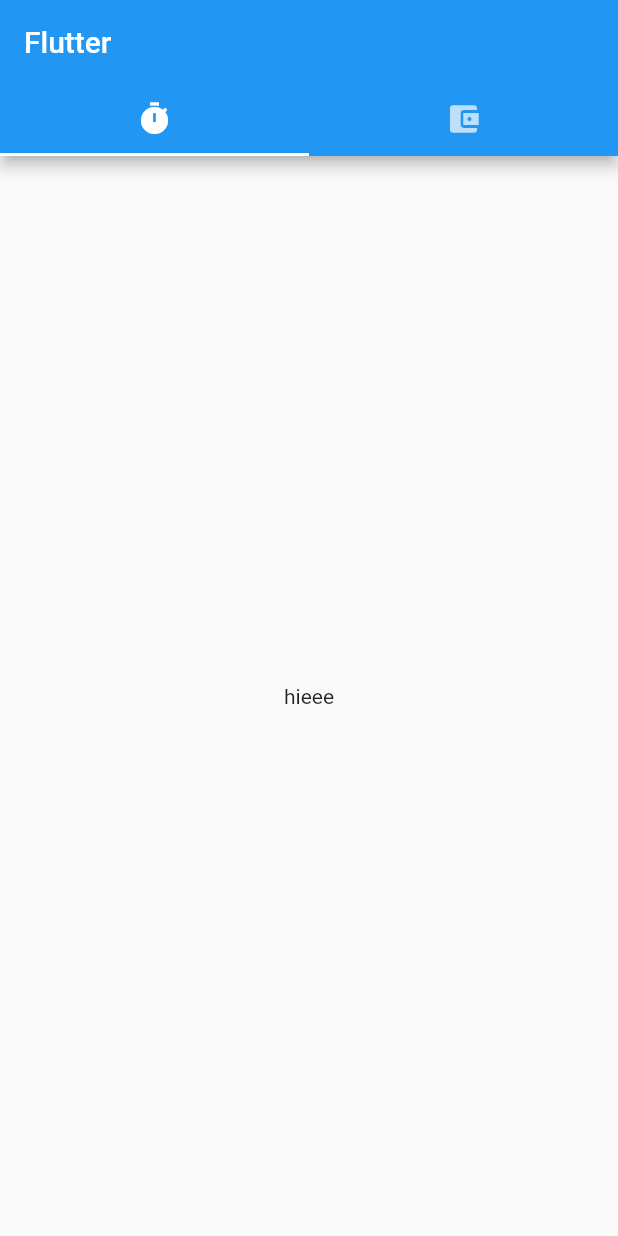
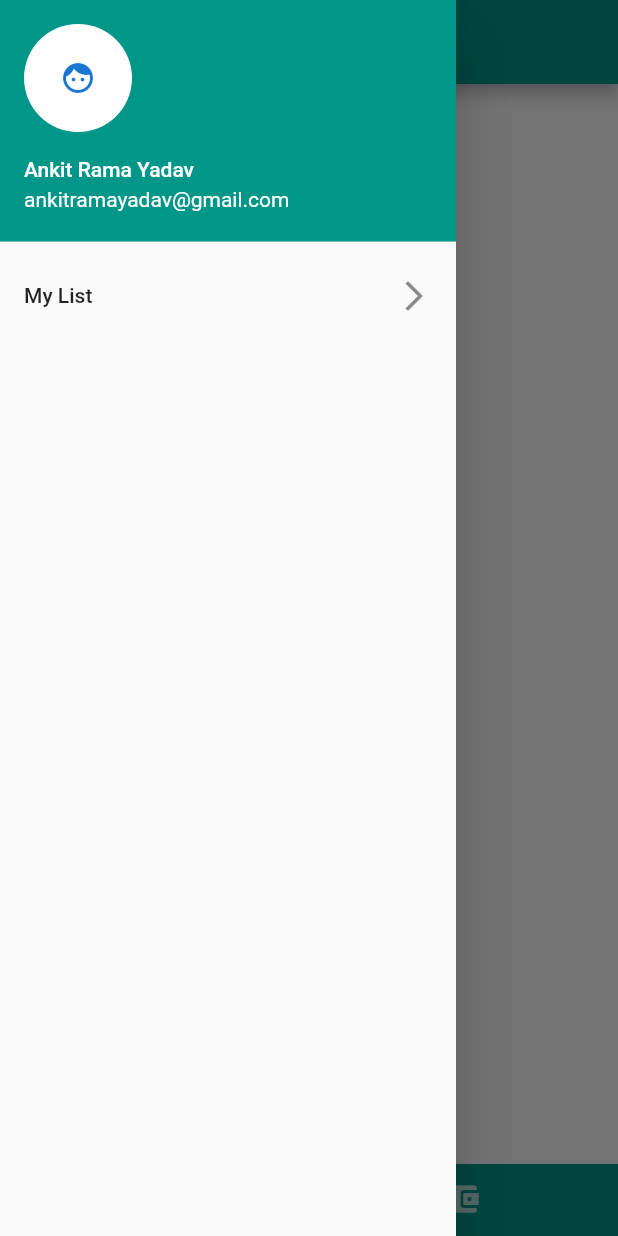
Before and after one commit to ankitramayadav/FlutterECommerce, a Flutter app: the screen it shows after launch, with the side drawer open (before the commit the screen has no drawer), on a phone screen of 412 x 824 dp. Run offline on Flutter 3.47's test engine with Material 2 defaults, Android fonts, the phone set to English and light mode, and no system bars.

Commit message:
app drawer generated with list tiles

```diff
--- a/lib/main.dart
+++ b/lib/main.dart
@@ -1,3 +1,4 @@
+import 'package:FlutterECommerce/screens/list/my_list.dart';
 import 'package:flutter/material.dart';
 import 'package:FlutterECommerce/screens/home_page.dart';
 void main() {
--- a/lib/screens/home_page.dart
+++ b/lib/screens/home_page.dart
@@ -7,7 +7,8 @@ class HomePage extends StatefulWidget {
   _HomePageState createState() => _HomePageState();
 }
 
-class _HomePageState extends State<HomePage> with SingleTickerProviderStateMixin{
+class _HomePageState extends State<HomePage>
+    with SingleTickerProviderStateMixin {
   TabController controller;
 
   @override
@@ -17,7 +18,7 @@ class _HomePageState extends State<HomePage> with SingleTickerProviderStateMixin
   }
 
   @override
-  void dispose(){
+  void dispose() {
     controller.dispose();
     super.dispose();
   }
@@ -27,20 +28,58 @@ class _HomePageState extends State<HomePage> with SingleTickerProviderStateMixin
     return Scaffold(
       appBar: AppBar(
         title: Text('Flutter'),
-        bottom: TabBar(
-        controller: controller,
+        backgroundColor: Colors.teal,
+        // bottom: TabBar(
+        // controller: controller,
+        //   tabs: <Widget>[
+        //     Tab(icon: Icon(Icons.timer),),
+        //     Tab(icon: Icon(Icons.account_balance_wallet),)
+        //   ],
+        // ),
+      ),
+      drawer: Drawer(
+        child: ListView(
+          children: <Widget>[
+            UserAccountsDrawerHeader(
+              decoration: BoxDecoration(
+                color: Colors.teal,
+              ),
+              accountName: Text('Ankit Rama Yadav'),
+              accountEmail: Text('ankitramayadav@gmail.com'),
+              currentAccountPicture: CircleAvatar(
+                child: Icon(Icons.face),
+                backgroundColor: Colors.white,
+              ),
+            ),
+            ListTile(
+              title: Text('My List'),
+              trailing: Icon(Icons.arrow_forward_ios),
+              onTap: () {
+                Navigator.of(context).pop();
+                Navigator.push(context, MaterialPageRoute(
+                  builder: (BuildContext context) => MyList()));
+              },
+            )
+          ],
+        ),
+      ),
+      bottomNavigationBar: Material(
+        color: Colors.teal,
+        child: TabBar(
+          controller: controller,
           tabs: <Widget>[
-            Tab(icon: Icon(Icons.timer),),
-            Tab(icon: Icon(Icons.account_balance_wallet),)
+            Tab(
+              icon: Icon(Icons.timer),
+            ),
+            Tab(
+              icon: Icon(Icons.account_balance_wallet),
+            )
           ],
         ),
       ),
       body: TabBarView(
         controller: controller,
-        children: <Widget>[
-          FirstPage(),
-          MyList()
-        ],
+        children: <Widget>[FirstPage(), MyList()],
       ),
     );
   }
```
Also changed, not shown: lib/screens/list/my_list.dart (+12 -13 lines).
